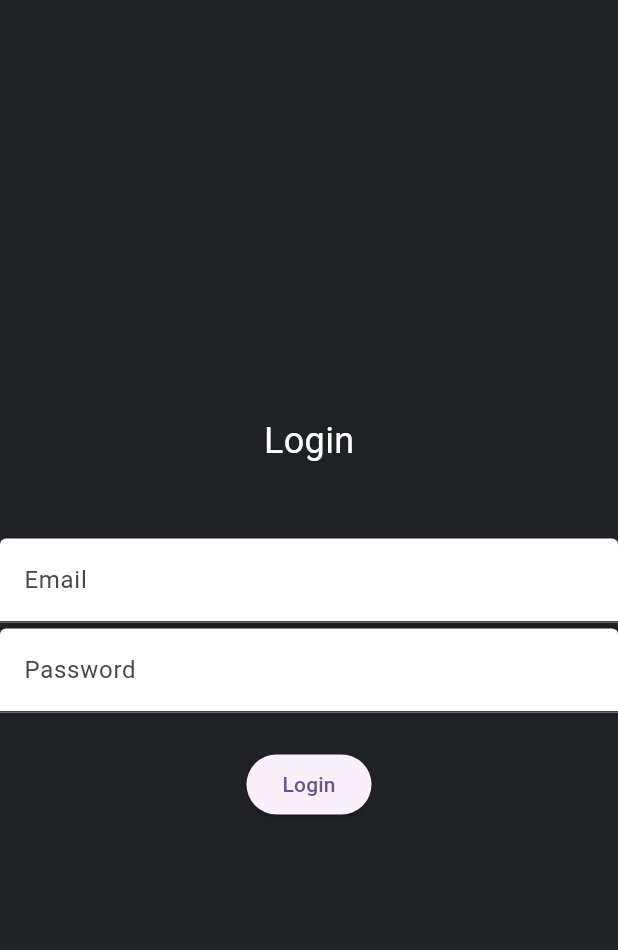
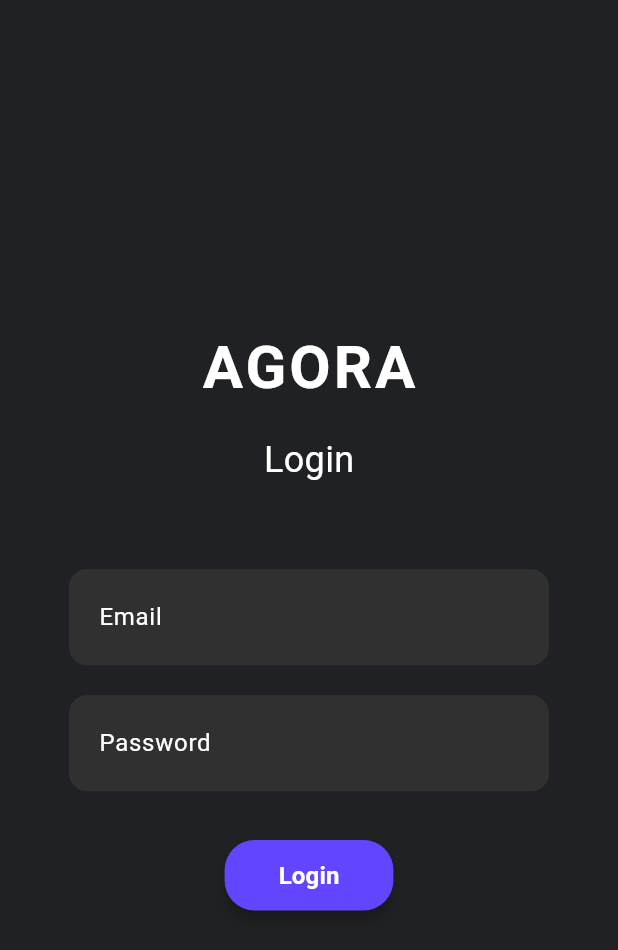
Before and after one commit to ozagrodna/agora, a Flutter app: the screen it shows after launch, on a phone screen of 412 x 824 dp. Shown: the top 950 px of the screen. Run offline on Flutter 3.47's test engine with Material 3 defaults, Android fonts, the phone set to English and light mode, and no system bars; our stand-ins replace shared_preferences.

Commit message:
new login page

```diff
--- a/lib/screens/auth/auth.dart
+++ b/lib/screens/auth/auth.dart
@@ -1,5 +1,6 @@
 import 'package:flutter/material.dart';
 import '../components/page_container/page_container.dart';
+import '../home/home.dart';
 
 class Auth extends StatefulWidget {
   const Auth({super.key});
@@ -26,6 +27,10 @@ class _AuthState extends State<Auth> {
 
       print('Login with $email / $password');
       // TODO: Call AuthService().login(...)
+      Navigator.pushReplacement(
+      context,
+      MaterialPageRoute(builder: (context) => const HomeScreen()),
+    );
     }
   }
 
@@ -112,13 +117,26 @@ class _AuthState extends State<Auth> {
           child: SingleChildScrollView(
             child: Form(
               key: _formKey,
+              child: Container(
+                width: 320, // Or whatever width you prefer
                 child: Column(
                   mainAxisSize: MainAxisSize.min,
                   children: [
                     const Text(
+                      'AGORA',
+                      style: TextStyle(
+                        color: Colors.white,
+                        fontSize: 40,
+                        fontWeight: FontWeight.bold,
+                        letterSpacing: 2,
+                      ),
+                    ),
+                    const SizedBox(height: 16),
+                    const Text(
                       'Login',
                       style: TextStyle(color: Colors.white, fontSize: 24),
                     ),
+
                     const SizedBox(height: 4),
                     SizedBox(
                       height: 20,
@@ -130,33 +148,96 @@ class _AuthState extends State<Auth> {
                           : const SizedBox.shrink(),
                     ),
                     const SizedBox(height: 24),
-                  TextFormField(
+                    Padding(
+                      padding: const EdgeInsets.symmetric(vertical: 8.0),
+                      child: TextFormField(
                         controller: _emailController,
-                    keyboardType: TextInputType.emailAddress,
-                    decoration: const InputDecoration(
+                        style: const TextStyle(color: Colors.white),
+                        decoration: InputDecoration(
                           labelText: 'Email',
+                          labelStyle: const TextStyle(color: Colors.white),
                           filled: true,
-                      fillColor: Colors.white,
+                          fillColor: Colors.grey[850],
+                          floatingLabelBehavior: FloatingLabelBehavior.auto,
+                          contentPadding: const EdgeInsets.symmetric(vertical: 20.0, horizontal: 16.0),
+                          border: OutlineInputBorder(
+                            borderRadius: BorderRadius.circular(12),
+                            borderSide: BorderSide.none,
+                          ),
+                          enabledBorder: OutlineInputBorder(
+                            borderRadius: BorderRadius.circular(12),
+                            borderSide: BorderSide.none,
+                          ),
+                          focusedBorder: OutlineInputBorder(
+                            borderRadius: BorderRadius.circular(12),
+                            borderSide: const BorderSide(color: Colors.white, width: 2),
                           ),
                         ),
+                      ),
+
+                    ),
+
                     const SizedBox(height: 4),
-                  TextFormField(
+                    Padding(
+                      padding: const EdgeInsets.symmetric(vertical: 8.0),
+                      child: TextFormField(
                         controller: _passwordController,
                         obscureText: true,
-                    decoration: const InputDecoration(
+                        style: const TextStyle(color: Colors.white),
+                        decoration: InputDecoration(
                           labelText: 'Password',
+                          labelStyle: const TextStyle(color: Colors.white),
                           filled: true,
-                      fillColor: Colors.white,
+                          fillColor: Colors.grey[850],
+                          floatingLabelBehavior: FloatingLabelBehavior.auto,
+                          contentPadding: const EdgeInsets.symmetric(vertical: 20.0, horizontal: 16.0),
+                          border: OutlineInputBorder(
+                            borderRadius: BorderRadius.circular(12),
+                            borderSide: BorderSide.none,
+                          ),
+                          enabledBorder: OutlineInputBorder(
+                            borderRadius: BorderRadius.circular(12),
+                            borderSide: BorderSide.none,
+                          ),
+                          focusedBorder: OutlineInputBorder(
+                            borderRadius: BorderRadius.circular(12),
+                            borderSide: const BorderSide(color: Colors.white, width: 2),
                           ),
                         ),
-                  const SizedBox(height: 24),
-                  ElevatedButton(
+                      ),
+
+                    ),
+
+                    Container(
+                      margin: const EdgeInsets.only(top: 24),
+                      child: ElevatedButton(
                         onPressed: _submitLogin,
-                    child: const Text('Login'),
+                        style: ElevatedButton.styleFrom(
+                          backgroundColor: const Color(0xFF6246FF),         // background color
+                          foregroundColor: Colors.white,         // text color
+                          padding: const EdgeInsets.symmetric(   // button padding
+                            horizontal: 36,
+                            vertical: 12,
+                          ),
+                          shape: RoundedRectangleBorder(         // rounded corners
+                            borderRadius: BorderRadius.circular(20),
+                          ),
+                          elevation: 4,                          // slight shadow
+                        ),
+                        child: const Text(
+                          'Login',
+                          style: TextStyle(
+                            fontSize: 16,
+                            fontWeight: FontWeight.bold,
+                          ),
+                        ),
+                      ),
                     ),
                   ],
                 ),
               ),
+            ),
+
           ),
         ),
       ),
--- a/pubspec.yaml
+++ b/pubspec.yaml
@@ -45,7 +45,7 @@ dev_dependencies:
   # activated in the `analysis_options.yaml` file located at the root of your
   # package. See that file for information about deactivating specific lint
   # rules and activating additional ones.
-  flutter_lints: ^5.0.0
+  flutter_lints: ^6.0.0
 
 # For information on the generic Dart part of this file, see the
 # following page: https://dart.dev/tools/pub/pubspec
```
Also changed, not shown: lib/screens/home/home.dart (+36 -9 lines), pubspec.lock, 1 other file. Lines whose indentation alone changed are shown as unchanged.
